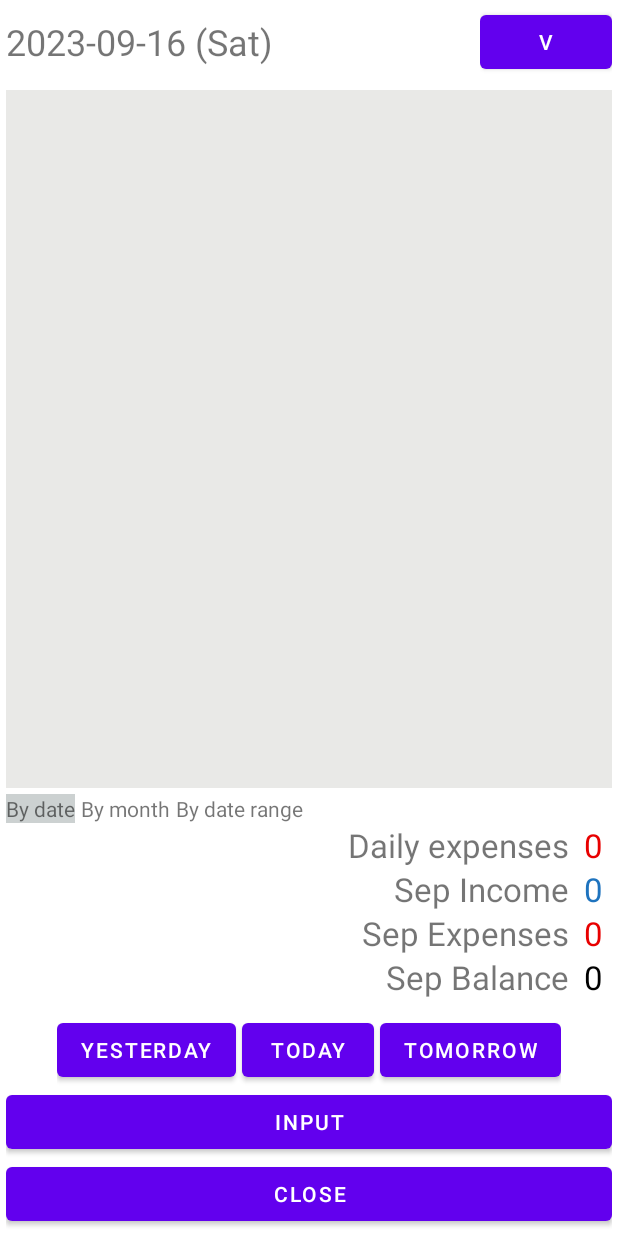
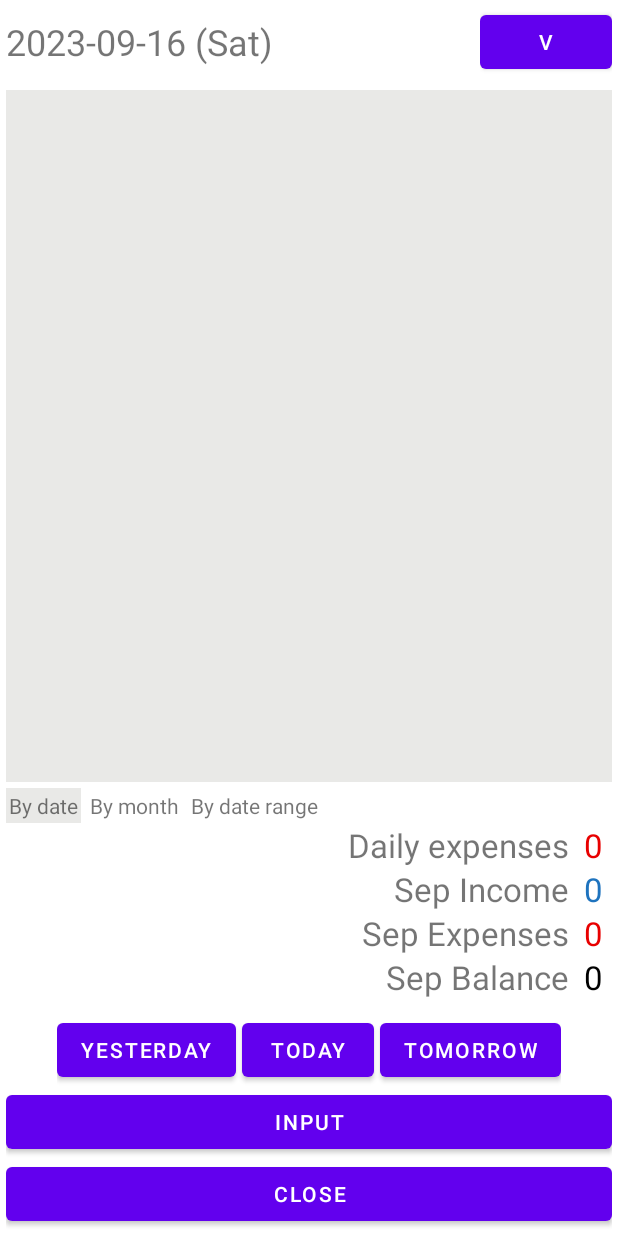
Before and after one commit to lindolsang/My-Cashbook, an Android app: the screen it shows after launch (CashLogListActivity), on a phone screen of 412 x 824 dp. Run offline under Robolectric (Android 15) with nearby library versions, the phone set to English and light mode, and no system bars; our stand-ins replace Room's generated code.

Commit message:
implements date tabs for dark mode

```diff
--- a/MyCashbook/app/src/main/res/layout/fragment_cash_log_list.xml
+++ b/MyCashbook/app/src/main/res/layout/fragment_cash_log_list.xml
@@ -107,6 +107,7 @@
             android:layout_height="match_parent"
             android:layout_marginLeft="4dp"
             android:background="@color/list_tab_selected"
+            android:padding="2dp"
             android:text="@string/tab_text_by_date" />
 
         <TextView
@@ -114,6 +115,7 @@
             android:layout_width="wrap_content"
             android:layout_height="wrap_content"
             android:layout_marginLeft="4dp"
+            android:padding="2dp"
             android:text="@string/tab_text_by_month" />
 
         <TextView
@@ -121,6 +123,7 @@
             android:layout_width="wrap_content"
             android:layout_height="wrap_content"
             android:layout_marginLeft="4dp"
+            android:padding="2dp"
             android:text="@string/tab_text_by_date_range" />
     </LinearLayout>
 
--- a/MyCashbook/app/src/main/res/values-night/colors.xml
+++ b/MyCashbook/app/src/main/res/values-night/colors.xml
@@ -5,4 +5,5 @@
     <color name="balance_daily_expenses">#FFD60405</color>
     <color name="balance_monthly_expenses">#FFD60405</color>
     <color name="balance_monthly_balance">#FF5B5E6F</color>
+    <color name="list_tab_selected">#FF171E2B</color>
 </resources>
--- a/MyCashbook/app/src/main/res/values/colors.xml
+++ b/MyCashbook/app/src/main/res/values/colors.xml
@@ -16,5 +16,5 @@
     <color name="balance_monthly_balance">#FF000000</color>
     <color name="splash_screen_background">#FF53BF14</color>
     <color name="splash_screen_statusBar">#FF53BF14</color>
-    <color name="list_tab_selected">#CCD1D1</color>
+    <color name="list_tab_selected">#FFE9E9E7</color>
 </resources>
```
